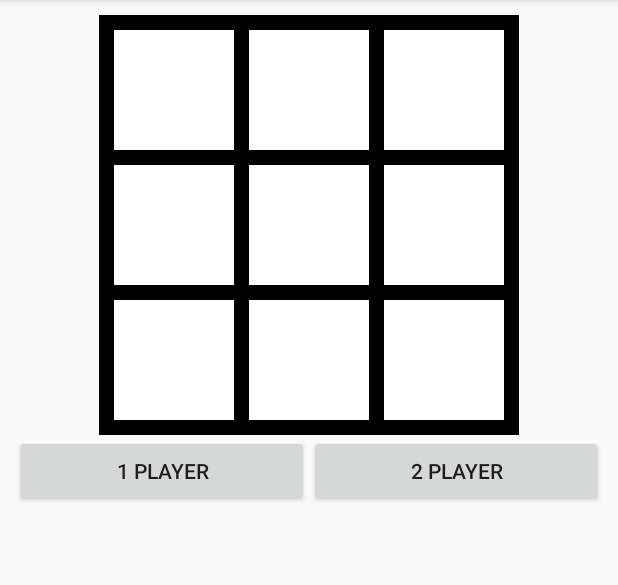
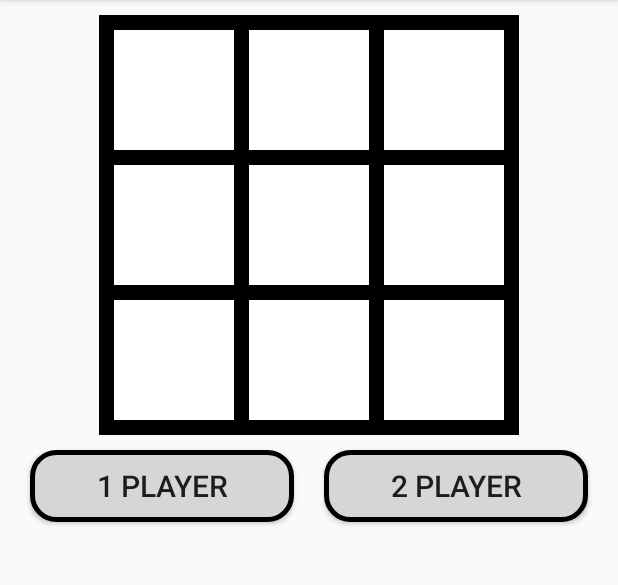
Before and after one commit to dev-fan/tictactoe, an Android app: the screen it shows after launch (MainActivity), on a phone screen of 412 x 824 dp, the part 84-669 px from its top. Run offline under Robolectric (Android 15) with nearby library versions, the phone set to English and light mode, and no system bars.

Commit message:
Update button

```diff
--- /dev/null
+++ b/app/src/main/res/drawable/buttonshape.xml
@@ -0,0 +1,8 @@
+<?xml version="1.0" encoding="utf-8"?>
+<shape xmlns:android="http://schemas.android.com/apk/res/android" android:shape="rectangle" >
+    <corners android:radius="16dp" />
+    <solid android:color="#D6D6D6" />
+    <stroke
+        android:width="3dp"
+        android:color="#000000" />
+</shape>
--- a/app/src/main/res/layout/activity_main.xml
+++ b/app/src/main/res/layout/activity_main.xml
@@ -109,6 +109,9 @@
             android:layout_height="wrap_content"
             android:text="@string/player1"
             android:id="@+id/btnPlay1"
+            android:background="@drawable/buttonshape"
+            android:layout_margin="@dimen/field_margin"
+            android:textSize="@dimen/button_text"
             android:layout_weight="1" />
 
         <Button
@@ -116,6 +119,9 @@
             android:layout_height="wrap_content"
             android:text="@string/player2"
             android:id="@+id/btnPlay2"
+            android:background="@drawable/buttonshape"
+            android:layout_margin="@dimen/field_margin"
+            android:textSize="@dimen/button_text"
             android:layout_weight="1" />
     </LinearLayout>
 
--- a/app/src/main/res/values/dimens.xml
+++ b/app/src/main/res/values/dimens.xml
@@ -9,4 +9,5 @@
     <dimen name="info_text_size">35sp</dimen>
     <dimen name="splash_image">50dp</dimen>
     <dimen name="reset_margin_top">20dp</dimen>
+    <dimen name="button_text">20sp</dimen>
 </resources>
```
